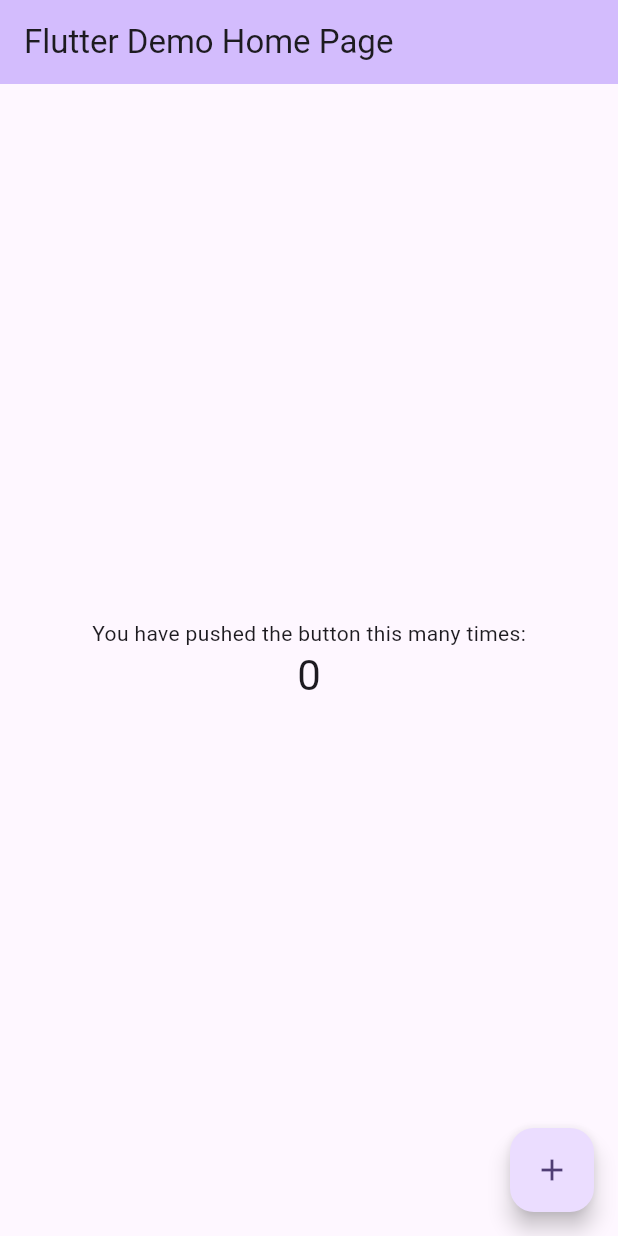
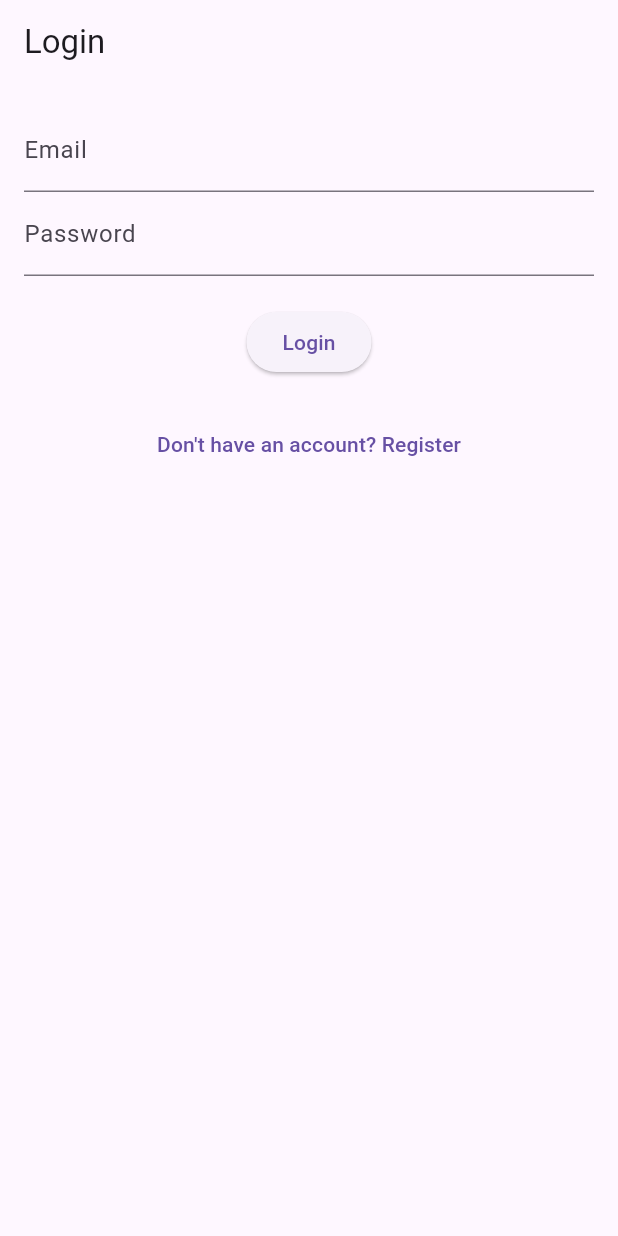
Before and after one commit to TJs87474/Message-Board-App, a Flutter app: the screen it shows after launch, on a phone screen of 412 x 824 dp. Run offline on Flutter 3.47's test engine with Material 3 defaults, Android fonts, the phone set to English and light mode, and no system bars; our stand-ins replace cloud_firestore, firebase_auth, firebase_core; accounts and stored records are empty.

Commit message:
Progress on app

```diff
--- /dev/null
+++ b/lib/login_page.dart
@@ -0,0 +1,65 @@
+import 'package:firebase_auth/firebase_auth.dart';
+import 'package:flutter/material.dart';
+
+class LoginScreen extends StatefulWidget {
+  @override
+  _LoginScreenState createState() => _LoginScreenState();
+}
+
+class _LoginScreenState extends State<LoginScreen> {
+  final TextEditingController _emailController = TextEditingController();
+  final TextEditingController _passwordController = TextEditingController();
+
+  final FirebaseAuth _auth = FirebaseAuth.instance;
+
+  Future<void> _loginUser() async {
+    try {
+      // Log in the user with Firebase Authentication
+      await _auth.signInWithEmailAndPassword(
+        email: _emailController.text,
+        password: _passwordController.text,
+      );
+
+      // Navigate to the home screen or dashboard
+      Navigator.pushReplacementNamed(context, '/home'); // Adjust route if necessary
+    } on FirebaseAuthException catch (e) {
+      ScaffoldMessenger.of(context).showSnackBar(SnackBar(content: Text(e.message ?? 'Error occurred')));
+    }
+  }
+
+  @override
+  Widget build(BuildContext context) {
+    return Scaffold(
+      appBar: AppBar(title: Text('Login')),
+      body: Padding(
+        padding: EdgeInsets.all(16.0),
+        child: Column(
+          children: [
+            TextField(
+              controller: _emailController,
+              decoration: InputDecoration(labelText: 'Email'),
+              keyboardType: TextInputType.emailAddress,
+            ),
+            TextField(
+              controller: _passwordController,
+              decoration: InputDecoration(labelText: 'Password'),
+              obscureText: true,
+            ),
+            SizedBox(height: 20),
+            ElevatedButton(
+              onPressed: _loginUser,
+              child: Text('Login'),
+            ),
+            SizedBox(height: 20),
+            TextButton(
+              onPressed: () {
+                Navigator.pushReplacementNamed(context, '/register'); // Navigate to registration screen
+              },
+              child: Text('Don\'t have an account? Register'),
+            ),
+          ],
+        ),
+      ),
+    );
+  }
+}
--- a/lib/main.dart
+++ b/lib/main.dart
@@ -1,122 +1,33 @@
 import 'package:flutter/material.dart';
+import 'package:firebase_core/firebase_core.dart';
+import 'login_page.dart';  // Ensure this points to your LoginPage
+import 'registration_screen.dart';
+import 'home_screen.dart';
+import 'splash_screen.dart'; // Import the splash screen
 
-void main() {
-  runApp(const MyApp());
+
+void main() async {
+  WidgetsFlutterBinding.ensureInitialized();
+  await Firebase.initializeApp();
+  runApp(MyApp());
 }
 
 class MyApp extends StatelessWidget {
-  const MyApp({super.key});
-
-  // This widget is the root of your application.
   @override
   Widget build(BuildContext context) {
     return MaterialApp(
-      title: 'Flutter Demo',
+      title: 'My App',
       theme: ThemeData(
-        // This is the theme of your application.
-        //
-        // TRY THIS: Try running your application with "flutter run". You'll see
-        // the application has a purple toolbar. Then, without quitting the app,
-        // try changing the seedColor in the colorScheme below to Colors.green
-        // and then invoke "hot reload" (save your changes or press the "hot
-        // reload" button in a Flutter-supported IDE, or press "r" if you used
-        // the command line to start the app).
-        //
-        // Notice that the counter didn't reset back to zero; the application
-        // state is not lost during the reload. To reset the state, use hot
-        // restart instead.
-        //
-        // This works for code too, not just values: Most code changes can be
-        // tested with just a hot reload.
-        colorScheme: ColorScheme.fromSeed(seedColor: Colors.deepPurple),
+        primarySwatch: Colors.blue,
+        visualDensity: VisualDensity.adaptivePlatformDensity,
       ),
-      home: const MyHomePage(title: 'Flutter Demo Home Page'),
+      initialRoute: '/', // Set initial route to splash screen
+      routes: {
+        '/': (context) => SplashScreen(), // Splash Screen
+        '/login': (context) => LoginScreen(), // Your login page
+        '/home': (context) => HomeScreen(), // Home screen
+        // Add other routes as needed
+      },
     );
   }
 }
-
-class MyHomePage extends StatefulWidget {
-  const MyHomePage({super.key, required this.title});
-
-  // This widget is the home page of your application. It is stateful, meaning
-  // that it has a State object (defined below) that contains fields that affect
-  // how it looks.
-
-  // This class is the configuration for the state. It holds the values (in this
-  // case the title) provided by the parent (in this case the App widget) and
-  // used by the build method of the State. Fields in a Widget subclass are
-  // always marked "final".
-
-  final String title;
-
-  @override
-  State<MyHomePage> createState() => _MyHomePageState();
-}
-
-class _MyHomePageState extends State<MyHomePage> {
-  int _counter = 0;
-
-  void _incrementCounter() {
-    setState(() {
-      // This call to setState tells the Flutter framework that something has
-      // changed in this State, which causes it to rerun the build method below
-      // so that the display can reflect the updated values. If we changed
-      // _counter without calling setState(), then the build method would not be
-      // called again, and so nothing would appear to happen.
-      _counter++;
-    });
-  }
-
-  @override
-  Widget build(BuildContext context) {
-    // This method is rerun every time setState is called, for instance as done
-    // by the _incrementCounter method above.
-    //
-    // The Flutter framework has been optimized to make rerunning build methods
-    // fast, so that you can just rebuild anything that needs updating rather
-    // than having to individually change instances of widgets.
-    return Scaffold(
-      appBar: AppBar(
-        // TRY THIS: Try changing the color here to a specific color (to
-        // Colors.amber, perhaps?) and trigger a hot reload to see the AppBar
-        // change color while the other colors stay the same.
-        backgroundColor: Theme.of(context).colorScheme.inversePrimary,
-        // Here we take the value from the MyHomePage object that was created by
-        // the App.build method, and use it to set our appbar title.
-        title: Text(widget.title),
-      ),
-      body: Center(
-        // Center is a layout widget. It takes a single child and positions it
-        // in the middle of the parent.
-        child: Column(
-          // Column is also a layout widget. It takes a list of children and
-          // arranges them vertically. By default, it sizes itself to fit its
-          // children horizontally, and tries to be as tall as its parent.
-          //
-          // Column has various properties to control how it sizes itself and
-          // how it positions its children. Here we use mainAxisAlignment to
-          // center the children vertically; the main axis here is the vertical
-          // axis because Columns are vertical (the cross axis would be
-          // horizontal).
-          //
-          // TRY THIS: Invoke "debug painting" (choose the "Toggle Debug Paint"
-          // action in the IDE, or press "p" in the console), to see the
-          // wireframe for each widget.
-          mainAxisAlignment: MainAxisAlignment.center,
-          children: <Widget>[
-            const Text('You have pushed the button this many times:'),
-            Text(
-              '$_counter',
-              style: Theme.of(context).textTheme.headlineMedium,
-            ),
-          ],
-        ),
-      ),
-      floatingActionButton: FloatingActionButton(
-        onPressed: _incrementCounter,
-        tooltip: 'Increment',
-        child: const Icon(Icons.add),
-      ), // This trailing comma makes auto-formatting nicer for build methods.
-    );
-  }
-}
```
Also changed, not shown: lib/home_screen.dart (added, +42 -0 lines), lib/message_board_details_page.dart (added, +32 -0 lines), lib/registration_screen.dart (added, +93 -0 lines), lib/splash_screen.dart (added, +41 -0 lines), pubspec.yaml (+5 -68 lines), assets/images/Flower.jpg (added), firebase.json (added), lib/firebase_options.dart (added), pubspec.lock, 8 other files.
